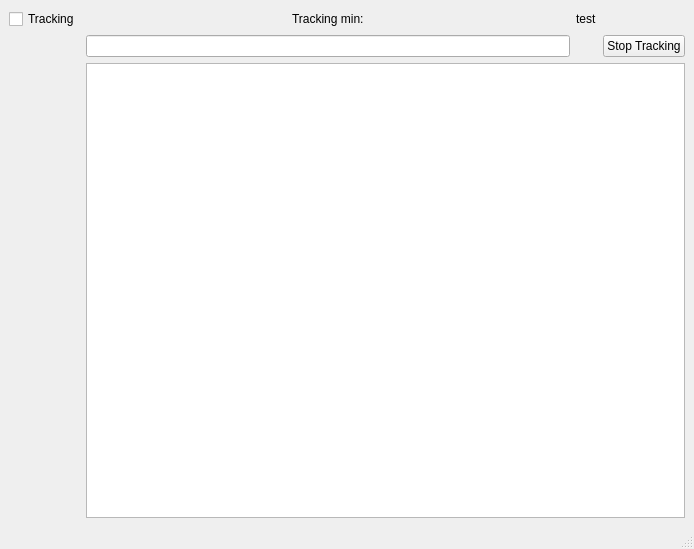
Above: ui/qamster.ui from Narfinger/qamster before the change. Below: the same form after it.
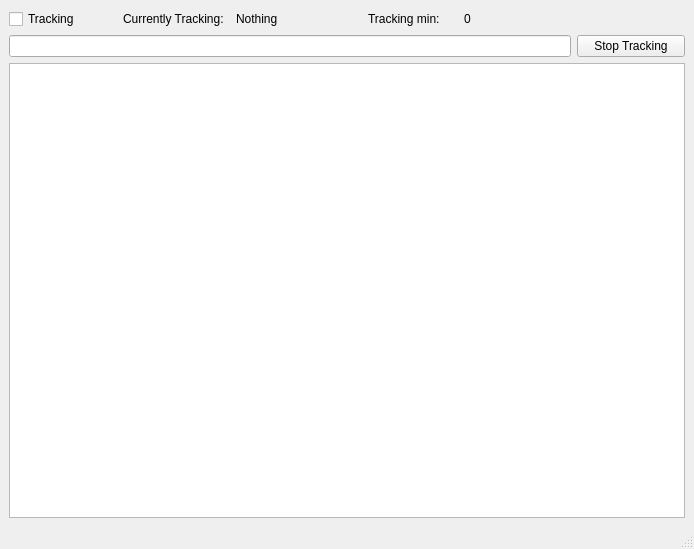
That is the form after the change.

Commit message: add category handling

What changed in the file:
```diff
--- a/ui/qamster.ui
+++ b/ui/qamster.ui
@@ -15,26 +15,34 @@
   </property>
   <widget class="QWidget" name="centralwidget">
    <layout class="QGridLayout" name="gridLayout">
-    <item row="1" column="2">
-     <widget class="QLineEdit" name="activityEdit"/>
-    </item>
-    <item row="0" column="3">
-     <widget class="QLabel" name="timeLabel">
+    <item row="0" column="1">
+     <widget class="QLabel" name="label">
       <property name="text">
-       <string>test</string>
+       <string>Currently Tracking:</string>
       </property>
      </widget>
     </item>
-    <item row="2" column="2" colspan="3">
-     <widget class="QTableView" name="tableView"/>
-    </item>
-    <item row="1" column="4">
+    <item row="1" column="5">
      <widget class="QPushButton" name="stopActivityButton">
       <property name="text">
        <string>Stop Tracking</string>
       </property>
      </widget>
     </item>
+    <item row="0" column="3" alignment="Qt::AlignHCenter">
+     <widget class="QLabel" name="label_2">
+      <property name="text">
+       <string>Tracking min:</string>
+      </property>
+     </widget>
+    </item>
+    <item row="0" column="4">
+     <widget class="QLabel" name="timeLabel">
+      <property name="text">
+       <string>0</string>
+      </property>
+     </widget>
+    </item>
     <item row="0" column="0">
      <widget class="QCheckBox" name="checkBox">
       <property name="text">
@@ -42,13 +50,19 @@
       </property>
      </widget>
     </item>
-    <item row="0" column="2" alignment="Qt::AlignHCenter">
-     <widget class="QLabel" name="label_2">
+    <item row="0" column="2">
+     <widget class="QLabel" name="activityLabel">
       <property name="text">
-       <string>Tracking min:</string>
+       <string>Nothing</string>
       </property>
      </widget>
     </item>
+    <item row="2" column="0" colspan="6">
+     <widget class="QTableView" name="tableView"/>
+    </item>
+    <item row="1" column="0" colspan="5">
+     <widget class="QLineEdit" name="activityEdit"/>
+    </item>
    </layout>
   </widget>
   <widget class="QMenuBar" name="menubar">
```
The commit also changes 2 other files.
